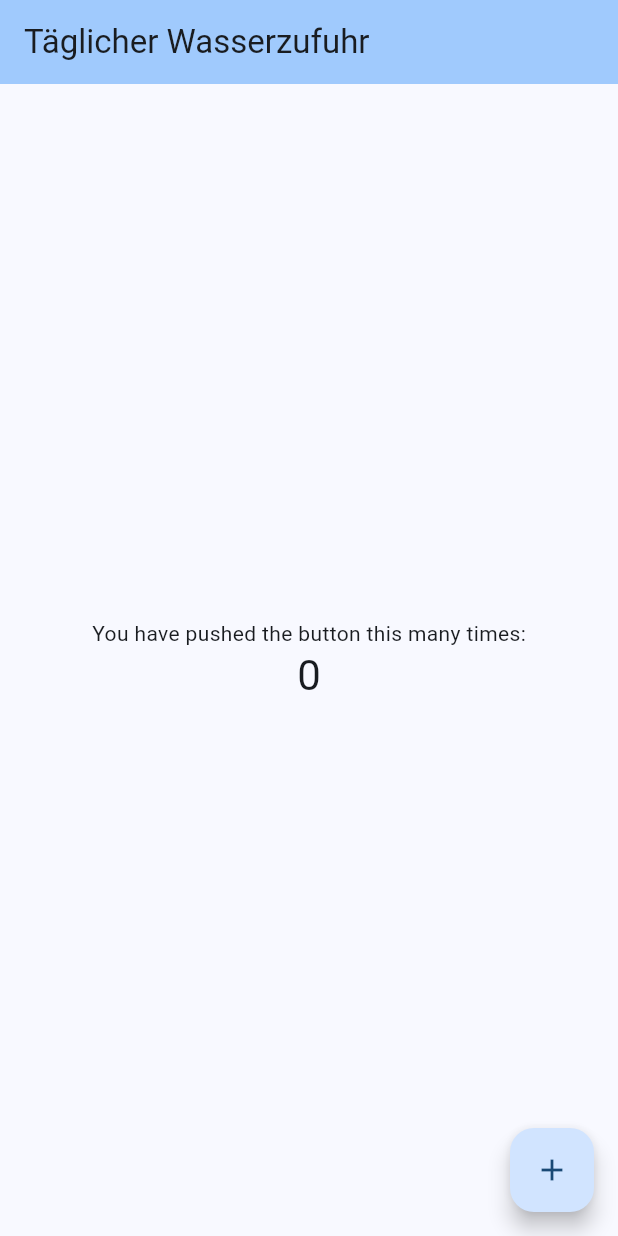
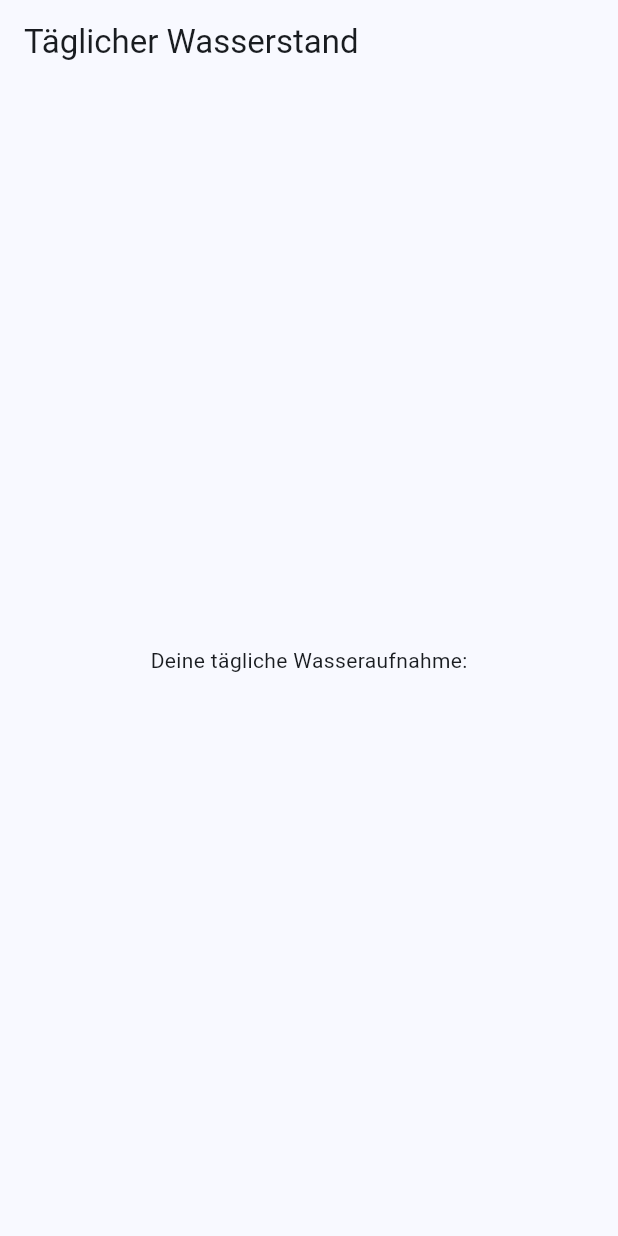
Before and after one commit to Qarw/Swpp-Arbeitsauftrag, a Flutter app: the screen it shows after launch, on a phone screen of 412 x 824 dp. Run offline on Flutter 3.47's test engine with Material 3 defaults, Android fonts, the phone set to English and light mode, and no system bars.

Commit message:
Grundgerüst der App und Layout

```diff
--- a/lib/main.dart
+++ b/lib/main.dart
@@ -7,46 +7,21 @@ void main() {
 class MyApp extends StatelessWidget {
   const MyApp({super.key});
 
-  // This widget is the root of your application.
   @override
   Widget build(BuildContext context) {
     return MaterialApp(
-      title: 'Titel',
+      title: 'Tägliche Wasserzufuhr',
       theme: ThemeData(
-        // This is the theme of your application.
-        //
-        // TRY THIS: Try running your application with "flutter run". You'll see
-        // the application has a purple toolbar. Then, without quitting the app,
-        // try changing the seedColor in the colorScheme below to Colors.green
-        // and then invoke "hot reload" (save your changes or press the "hot
-        // reload" button in a Flutter-supported IDE, or press "r" if you used
-        // the command line to start the app).
-        //
-        // Notice that the counter didn't reset back to zero; the application
-        // state is not lost during the reload. To reset the state, use hot
-        // restart instead.
-        //
-        // This works for code too, not just values: Most code changes can be
-        // tested with just a hot reload.
         colorScheme: ColorScheme.fromSeed(seedColor: Colors.blue),
         useMaterial3: true,
       ),
-      home: const MyHomePage(title: 'Täglicher Wasserzufuhr'),
+      home: const MyHomePage(title: 'Täglicher Wasserstand'),
     );
   }
 }
 
 class MyHomePage extends StatefulWidget {
   const MyHomePage({super.key, required this.title});
-
-  // This widget is the home page of your application. It is stateful, meaning
-  // that it has a State object (defined below) that contains fields that affect
-  // how it looks.
-
-  // This class is the configuration for the state. It holds the values (in this
-  // case the title) provided by the parent (in this case the App widget) and
-  // used by the build method of the State. Fields in a Widget subclass are
-  // always marked "final".
 
   final String title;
 
@@ -55,71 +30,20 @@ class MyHomePage extends StatefulWidget {
 }
 
 class _MyHomePageState extends State<MyHomePage> {
-  int _counter = 0;
-
-  void _incrementCounter() {
-    setState(() {
-      // This call to setState tells the Flutter framework that something has
-      // changed in this State, which causes it to rerun the build method below
-      // so that the display can reflect the updated values. If we changed
-      // _counter without calling setState(), then the build method would not be
-      // called again, and so nothing would appear to happen.
-      _counter++;
-    });
-  }
-
   @override
   Widget build(BuildContext context) {
-    // This method is rerun every time setState is called, for instance as done
-    // by the _incrementCounter method above.
-    //
-    // The Flutter framework has been optimized to make rerunning build methods
-    // fast, so that you can just rebuild anything that needs updating rather
-    // than having to individually change instances of widgets.
     return Scaffold(
       appBar: AppBar(
-        // TRY THIS: Try changing the color here to a specific color (to
-        // Colors.amber, perhaps?) and trigger a hot reload to see the AppBar
-        // change color while the other colors stay the same.
-        backgroundColor: Theme.of(context).colorScheme.inversePrimary,
-        // Here we take the value from the MyHomePage object that was created by
-        // the App.build method, and use it to set our appbar title.
         title: Text(widget.title),
       ),
       body: Center(
-        // Center is a layout widget. It takes a single child and positions it
-        // in the middle of the parent.
         child: Column(
-          // Column is also a layout widget. It takes a list of children and
-          // arranges them vertically. By default, it sizes itself to fit its
-          // children horizontally, and tries to be as tall as its parent.
-          //
-          // Column has various properties to control how it sizes itself and
-          // how it positions its children. Here we use mainAxisAlignment to
-          // center the children vertically; the main axis here is the vertical
-          // axis because Columns are vertical (the cross axis would be
-          // horizontal).
-          //
-          // TRY THIS: Invoke "debug painting" (choose the "Toggle Debug Paint"
-          // action in the IDE, or press "p" in the console), to see the
-          // wireframe for each widget.
           mainAxisAlignment: MainAxisAlignment.center,
-          children: <Widget>[
-            const Text(
-              'You have pushed the button this many times:',
-            ),
-            Text(
-              '$_counter',
-              style: Theme.of(context).textTheme.headlineMedium,
-            ),
+          children: const <Widget>[
+            Text('Deine tägliche Wasseraufnahme:'),
           ],
         ),
       ),
-      floatingActionButton: FloatingActionButton(
-        onPressed: _incrementCounter,
-        tooltip: 'Increment',
-        child: const Icon(Icons.add),
-      ), // This trailing comma makes auto-formatting nicer for build methods.
     );
   }
 }
```
